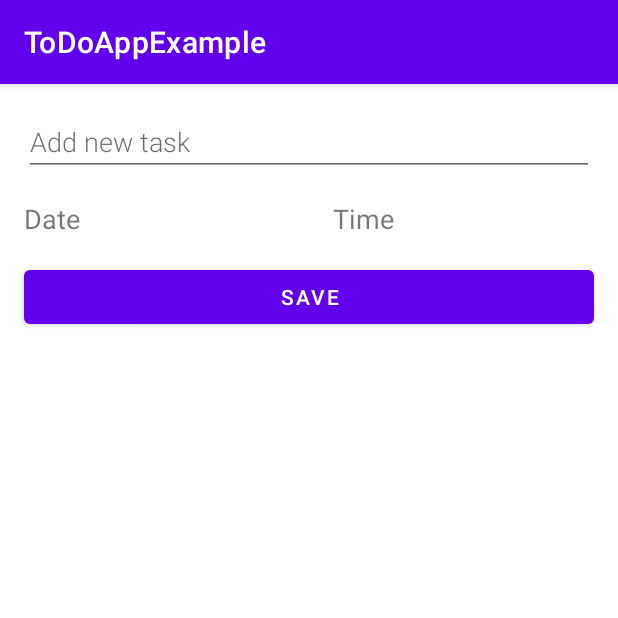
After one commit to liebersonsantos/ToDoAppExample, an Android app: the AddTaskFragment screen opened through its navigation route, on a phone screen of 412 x 824 dp, the top half of it. The commit adds this screen. Run offline under Robolectric (Android 15) with nearby library versions, the phone set to English and light mode, and no system bars; our stand-ins replace Dagger/Hilt's generated code, Timber; 1 statement that could not run was skipped.

Commit message:
notification - datePicker

```diff
--- a/app/build.gradle
+++ b/app/build.gradle
@@ -104,6 +104,8 @@ dependencies {
     // ThreeTenABP
     implementation 'com.jakewharton.threetenabp:threetenabp:1.2.1'
 
+    implementation "androidx.work:work-runtime-ktx:2.4.0"
+
     def paging_version = "2.1.2"
     implementation "androidx.paging:paging-runtime-ktx:$paging_version"
 
--- a/app/src/main/java/br/com/liebersonsantos/todoappexample/data/db/TaskDao.kt
+++ b/app/src/main/java/br/com/liebersonsantos/todoappexample/data/db/TaskDao.kt
@@ -12,7 +12,7 @@ import br.com.liebersonsantos.todoappexample.data.model.Task
 interface TaskDao {
 
     @Insert(onConflict = OnConflictStrategy.REPLACE)
-    suspend fun insert(task: Task)
+    suspend fun insert(task: Task): Long
 
     @Query("SELECT * FROM task_table ORDER BY name ASC")
     fun getAllTasks(): LiveData<List<Task>>
--- a/app/src/main/java/br/com/liebersonsantos/todoappexample/data/db/repository/DbRepository.kt
+++ b/app/src/main/java/br/com/liebersonsantos/todoappexample/data/db/repository/DbRepository.kt
@@ -8,7 +8,7 @@ import br.com.liebersonsantos.todoappexample.data.model.Task
  * @author lieberson.xsantos@gmail.com
  */
 interface DbRepository {
-    suspend fun insert(task: Task)
+    suspend fun insert(task: Task): Long
     fun getAllTasks(): LiveData<List<Task>>
     fun getTaskById(id: Int): LiveData<Task>
     fun getAllTasksOrderByDate(): LiveData<List<Task>>
--- a/app/src/main/java/br/com/liebersonsantos/todoappexample/data/db/repository/DbRepositoryImpl.kt
+++ b/app/src/main/java/br/com/liebersonsantos/todoappexample/data/db/repository/DbRepositoryImpl.kt
@@ -10,7 +10,7 @@ import javax.inject.Inject
  * @author lieberson.xsantos@gmail.com
  */
 class DbRepositoryImpl @Inject constructor(private val taskDao: TaskDao): DbRepository {
-    override suspend fun insert(task: Task) = taskDao.insert(task)
+    override suspend fun insert(task: Task): Long = taskDao.insert(task)
     override fun getAllTasks(): LiveData<List<Task>> = taskDao.getAllTasks()
     override fun getTaskById(id: Int): LiveData<Task> = taskDao.getTaskById(id)
     override fun getAllTasksOrderByDate(): LiveData<List<Task>> = taskDao.getAllTasksOrderByDate()
--- a/app/src/main/java/br/com/liebersonsantos/todoappexample/data/model/Task.kt
+++ b/app/src/main/java/br/com/liebersonsantos/todoappexample/data/model/Task.kt
@@ -12,7 +12,7 @@ import org.threeten.bp.OffsetDateTime
 @Entity(tableName = "task_table")
 data class Task(
     @PrimaryKey(autoGenerate = true)
-    val id: Int = 0,
+    val id: Long = 0,
     val name: String,
     val date: OffsetDateTime? = null,
     val status: String = Status.TODO.name
--- /dev/null
+++ b/app/src/main/java/br/com/liebersonsantos/todoappexample/data/model/TaskDate.kt
@@ -0,0 +1,19 @@
+package br.com.liebersonsantos.todoappexample.data.model
+
+/**
+ * Created by lieberson on 9/1/21.
+ * @author lieberson.xsantos@gmail.com
+ */
+data class TaskDate(
+    val day: Int = 0,
+    val month: Int = 0,
+    val year: Int = 0,
+    val hour: Int = 0,
+    val minute: Int = 0
+) {
+    fun isDateReady(): Boolean = day != 0 && month != 0 && year != 0
+
+    fun isTimeReady(): Boolean = hour != 0
+
+    fun getDateTimeSet(): String = "$day/$month/$year - $hour:$minute"
+}
--- a/app/src/main/java/br/com/liebersonsantos/todoappexample/domain/usecase/usecasedb/insertusecase/InsertUseCaseDb.kt
+++ b/app/src/main/java/br/com/liebersonsantos/todoappexample/domain/usecase/usecasedb/insertusecase/InsertUseCaseDb.kt
@@ -7,5 +7,5 @@ import br.com.liebersonsantos.todoappexample.data.model.Task
  * @author lieberson.xsantos@gmail.com
  */
 interface InsertUseCaseDb {
-    suspend operator fun invoke(task: Task)
+    suspend operator fun invoke(task: Task): Long
 }
--- a/app/src/main/java/br/com/liebersonsantos/todoappexample/domain/usecase/usecasedb/insertusecase/InsertUseCaseDbImpl.kt
+++ b/app/src/main/java/br/com/liebersonsantos/todoappexample/domain/usecase/usecasedb/insertusecase/InsertUseCaseDbImpl.kt
@@ -10,5 +10,5 @@ import javax.inject.Inject
  */
 class InsertUseCaseDbImpl @Inject constructor(private val dbRepository: DbRepository):
     InsertUseCaseDb {
-    override suspend fun invoke(task: Task) = dbRepository.insert(task)
+    override suspend fun invoke(task: Task): Long  = dbRepository.insert(task)
 }
--- /dev/null
+++ b/app/src/main/java/br/com/liebersonsantos/todoappexample/ui/fragment/addtaskfragment/AddTaskFragment.kt
@@ -0,0 +1,141 @@
+package br.com.liebersonsantos.todoappexample.ui.fragment.addtaskfragment
+
+import android.app.DatePickerDialog
+import android.app.TimePickerDialog
+import android.os.Bundle
+import android.view.LayoutInflater
+import android.view.View
+import android.view.ViewGroup
+import android.widget.DatePicker
+import android.widget.TimePicker
+import androidx.fragment.app.DialogFragment
+import androidx.fragment.app.Fragment
+import androidx.fragment.app.viewModels
+import androidx.work.Data
+import androidx.work.OneTimeWorkRequest
+import androidx.work.WorkManager
+import br.com.liebersonsantos.todoappexample.R
+import br.com.liebersonsantos.todoappexample.data.model.Task
+import br.com.liebersonsantos.todoappexample.data.model.TaskDate
+import br.com.liebersonsantos.todoappexample.databinding.FragmentAddTaskBinding
+import br.com.liebersonsantos.todoappexample.job.NotificationWorkManager
+import br.com.liebersonsantos.todoappexample.ui.fragment.addtaskfragment.viewmodel.AddTaskViewModel
+import br.com.liebersonsantos.todoappexample.ui.fragment.picker.DatePickerFragment
+import br.com.liebersonsantos.todoappexample.ui.fragment.picker.TimePickerFragment
+import com.google.android.material.snackbar.Snackbar
+import dagger.hilt.android.AndroidEntryPoint
+import org.threeten.bp.OffsetDateTime
+import org.threeten.bp.temporal.ChronoUnit
+import java.util.concurrent.TimeUnit
+
+const val TIME_PICKER = "TIME_PICKER"
+const val DATE_PICKER = "DATE_PICKER"
+const val TASK_NAME = "TASK_NAME"
+const val TASK_ID = "TASK_ID"
+
+@AndroidEntryPoint
+class AddTaskFragment : Fragment(), DatePickerDialog.OnDateSetListener,
+    TimePickerDialog.OnTimeSetListener {
+
+    private lateinit var binding: FragmentAddTaskBinding
+    private val viewModel: AddTaskViewModel by viewModels()
+    private var taskDate = TaskDate()
+    private lateinit var task: Task
+
+    private val workManager = WorkManager.getInstance(requireContext())
+
+    override fun onCreateView(
+        inflater: LayoutInflater, container: ViewGroup?,
+        savedInstanceState: Bundle?
+    ): View {
+        binding = FragmentAddTaskBinding.inflate(inflater, container, false)
+        return binding.root
+    }
+
+    override fun onViewCreated(view: View, savedInstanceState: Bundle?) {
+        super.onViewCreated(view, savedInstanceState)
+        setListener()
+
+        viewModel.insert.observe(viewLifecycleOwner){ taskId ->
+            if (taskDate.isDateReady() && taskDate.isTimeReady()) {
+
+            }
+        }
+
+
+    }
+
+    private fun setListener() {
+        binding.btnTaskNewSave.setOnClickListener {
+            val name = binding.edtTaskNewName.text.toString()
+            if (name.isNotEmpty()) {
+                task = Task(name = name, date = setTaskDateTime(taskDate))
+                viewModel.addTask(task)
+            } else {
+                Snackbar.make(
+                    binding.edtTaskNewName, getString(R.string.name_required),
+                    Snackbar.LENGTH_LONG
+                ).show()
+            }
+        }
+
+        binding.txtTaskNewDate.setOnClickListener {
+            datePickerDialog()
+        }
+
+        binding.txtTaskNewTime.setOnClickListener {
+            timePickerDialog()
+        }
+    }
+
+    private fun timePickerDialog() {
+        val newFragment: DialogFragment = TimePickerFragment.newInstance(this)
+        newFragment.show(parentFragmentManager, TIME_PICKER)
+    }
+
+    private fun datePickerDialog() {
+        val newFragment: DialogFragment = DatePickerFragment.newInstance(this)
+        newFragment.show(parentFragmentManager, DATE_PICKER)
+    }
+
+    private fun workManager(task: Task) {
+        val timeTilFuture = ChronoUnit.MILLIS.between(OffsetDateTime.now(), task.date)
+        val data = Data.Builder()
+        data.putString(TASK_NAME, task.name)
+        data.putLong(TASK_ID, task.id)
+
+        val workRequest = OneTimeWorkRequest.Builder(NotificationWorkManager::class.java)
+            .setInitialDelay(timeTilFuture, TimeUnit.MILLISECONDS)
+            .setInputData(data.build())
+            .addTag(task.id.toString())
+            .build()
+
+        workManager.enqueue(workRequest)
+    }
+
+    private fun setTaskDateTime(taskDate: TaskDate): OffsetDateTime? {
+        return taskDate.takeIf {
+            it.isTimeReady() && it.isDateReady() }?.let {
+            OffsetDateTime.of(
+                it.year,
+                it.month,
+                it.day,
+                it.hour,
+                it.minute,
+                0,
+                0,
+                OffsetDateTime.now().offset
+            )
+        }
+    }
+
+    override fun onDateSet(view: DatePicker?, year: Int, month: Int, dayOfMonth: Int) {
+        taskDate = taskDate.copy(day = dayOfMonth, month = month + 1, year = year)
+        binding.txtTaskNewDate.text = "$dayOfMonth/${this.taskDate.month}/$year"
+    }
+
+    override fun onTimeSet(view: TimePicker?, hourOfDay: Int, minute: Int) {
+        taskDate = taskDate.copy(minute = minute, hour = hourOfDay)
+        binding.txtTaskNewTime.text = "$hourOfDay:$minute"
+    }
+}
--- /dev/null
+++ b/app/src/main/java/br/com/liebersonsantos/todoappexample/ui/fragment/addtaskfragment/viewmodel/AddTaskViewModel.kt
@@ -0,0 +1,46 @@
+package br.com.liebersonsantos.todoappexample.ui.fragment.addtaskfragment.viewmodel
+
+import androidx.lifecycle.LiveData
+import androidx.lifecycle.MutableLiveData
+import androidx.lifecycle.ViewModel
+import androidx.lifecycle.viewModelScope
+import br.com.liebersonsantos.todoappexample.data.model.Task
+import br.com.liebersonsantos.todoappexample.domain.usecase.usecasedb.insertusecase.InsertUseCaseDb
+import dagger.hilt.android.lifecycle.HiltViewModel
+import kotlinx.coroutines.CoroutineDispatcher
+import kotlinx.coroutines.launch
+import kotlinx.coroutines.withContext
+import timber.log.Timber
+import javax.inject.Inject
+import javax.inject.Named
+
+/**
+ * Created by lieberson on 9/1/21.
+ * @author lieberson.xsantos@gmail.com
+ */
+@HiltViewModel
+class AddTaskViewModel @Inject constructor(
+    @Named("io") private val ioDispatcher: CoroutineDispatcher,
+    private val insertUseCase: InsertUseCaseDb
+): ViewModel() {
+
+    private val _insert = MutableLiveData<Long>()
+    val insert: LiveData<Long>
+    get() = _insert
+
+    fun addTask(task: Task){
+        viewModelScope.launch {
+            try {
+                val taskId = withContext(ioDispatcher){
+                    insertUseCase.invoke(task)
+                }
+
+                _insert.value = taskId
+            }catch (e: Exception){
+                Timber.e(e)
+            }
+        }
+    }
+
+
+}
--- a/app/src/main/java/br/com/liebersonsantos/todoappexample/ui/fragment/homefragment/HomeFragment.kt
+++ b/app/src/main/java/br/com/liebersonsantos/todoappexample/ui/fragment/homefragment/HomeFragment.kt
@@ -1,32 +1,67 @@
 package br.com.liebersonsantos.todoappexample.ui.fragment.homefragment
 
 import android.os.Bundle
-import androidx.fragment.app.Fragment
 import android.view.LayoutInflater
 import android.view.View
 import android.view.ViewGroup
+import androidx.fragment.app.Fragment
 import androidx.fragment.app.viewModels
+import androidx.navigation.fragment.findNavController
+import br.com.liebersonsantos.todoappexample.R
 import br.com.liebersonsantos.todoappexample.databinding.FragmentHomeBinding
+import br.com.liebersonsantos.todoappexample.ui.fragment.homefragment.adapter.HomeAdapter
 import br.com.liebersonsantos.todoappexample.ui.fragment.homefragment.viewmodel.HomeViewModel
+import dagger.hilt.android.AndroidEntryPoint
+import timber.log.Timber
 
+@AndroidEntryPoint
 class HomeFragment : Fragment() {
 
     private lateinit var binding: FragmentHomeBinding
+    private lateinit var homeAdapter: HomeAdapter
     private val viewModel: HomeViewModel by viewModels()
 
     override fun onCreateView(
         inflater: LayoutInflater, container: ViewGroup?,
         savedInstanceState: Bundle?
-    ): View? {
+    ): View {
         binding = FragmentHomeBinding.inflate(inflater, container, false)
         return binding.root
     }
 
     override fun onViewCreated(view: View, savedInstanceState: Bundle?) {
         super.onViewCreated(view, savedInstanceState)
-
-
-
+        setAdapter()
+        setRecyclerView()
+        observeVMEvents()
+        addTask()
 
     }
+
+    private fun observeVMEvents(){
+        viewModel.allTasks.observe(viewLifecycleOwner){ tasks ->
+            Timber.tag("LIST").i(tasks.toString())
+            homeAdapter.submitList(tasks)
+        }
+    }
+
+    private fun setRecyclerView(){
+        binding.rvTaskList.run {
+            setHasFixedSize(true)
+            adapter = homeAdapter
+        }
+    }
+
+    private fun setAdapter(){
+        homeAdapter = HomeAdapter { task ->
+
+        }
+    }
+
+    private fun addTask() {
+        binding.fabAddTask.setOnClickListener {
+            findNavController()
+                .navigate(R.id.action_homeFragment_to_addTaskFragment)
+        }
+    }
 }
--- a/app/src/main/java/br/com/liebersonsantos/todoappexample/ui/fragment/homefragment/viewmodel/HomeViewModel.kt
+++ b/app/src/main/java/br/com/liebersonsantos/todoappexample/ui/fragment/homefragment/viewmodel/HomeViewModel.kt
@@ -4,11 +4,13 @@ import androidx.lifecycle.LiveData
 import androidx.lifecycle.ViewModel
 import androidx.lifecycle.viewModelScope
 import br.com.liebersonsantos.todoappexample.data.model.Task
-import br.com.liebersonsantos.todoappexample.domain.usecase.usecasedb.gettasksusecase.GetTaskUseCaseImpl
-import br.com.liebersonsantos.todoappexample.domain.usecase.usecasedb.insertusecase.InsertUseCaseDbImpl
+import br.com.liebersonsantos.todoappexample.domain.usecase.usecasedb.gettasksusecase.GetTaskUseCaseDb
+import br.com.liebersonsantos.todoappexample.domain.usecase.usecasedb.insertusecase.InsertUseCaseDb
 import dagger.hilt.android.lifecycle.HiltViewModel
 import kotlinx.coroutines.CoroutineDispatcher
 import kotlinx.coroutines.launch
+import kotlinx.coroutines.withContext
+import timber.log.Timber
 import javax.inject.Inject
 import javax.inject.Named
 
@@ -19,16 +21,9 @@ import javax.inject.Named
 @HiltViewModel
 class HomeViewModel @Inject constructor(
     @Named("io") private val ioDispatcher: CoroutineDispatcher,
-    private val insertUseCase: InsertUseCaseDbImpl,
-    private val getTaskUseCaseDb: GetTaskUseCaseImpl
+    private val getTaskUseCaseDb: GetTaskUseCaseDb
 ): ViewModel() {
 
     val allTasks: LiveData<List<Task>> = getTaskUseCaseDb.invoke()
 
-    fun addTask(task: Task){
-        viewModelScope.launch {
-            insertUseCase.invoke(task)
-        }
-    }
-
 }
--- /dev/null
+++ b/app/src/main/res/drawable/ic_notification.xml
@@ -0,0 +1,5 @@
+<vector android:height="24dp" android:tint="#FFFFFF"
+    android:viewportHeight="24" android:viewportWidth="24"
+    android:width="24dp" xmlns:android="http://schemas.android.com/apk/res/android">
+    <path android:fillColor="@android:color/white" android:pathData="M22,5.72l-4.6,-3.86 -1.29,1.53 4.6,3.86L22,5.72zM7.88,3.39L6.6,1.86 2,5.71l1.29,1.53 4.59,-3.85zM12.5,8L11,8v6l4.75,2.85 0.75,-1.23 -4,-2.37L12.5,8zM12,4c-4.97,0 -9,4.03 -9,9s4.02,9 9,9c4.97,0 9,-4.03 9,-9s-4.03,-9 -9,-9zM12,20c-3.87,0 -7,-3.13 -7,-7s3.13,-7 7,-7 7,3.13 7,7 -3.13,7 -7,7z"/>
+</vector>
--- /dev/null
+++ b/app/src/main/res/layout/fragment_add_task.xml
@@ -0,0 +1,62 @@
+<?xml version="1.0" encoding="utf-8"?>
+<androidx.constraintlayout.widget.ConstraintLayout
+    xmlns:android="http://schemas.android.com/apk/res/android"
+    xmlns:tools="http://schemas.android.com/tools"
+    android:layout_width="match_parent"
+    android:layout_height="match_parent"
+    xmlns:app="http://schemas.android.com/apk/res-auto"
+    tools:context=".ui.fragment.addtaskfragment.AddTaskFragment">
+
+    <EditText
+        android:id="@+id/edtTaskNewName"
+        android:layout_width="match_parent"
+        android:layout_height="wrap_content"
+        android:layout_marginStart="16dp"
+        android:layout_marginTop="16dp"
+        android:layout_marginEnd="16dp"
+        android:autofillHints="@string/add_task"
+        android:fontFamily="sans-serif-light"
+        android:hint="@string/add_task"
+        android:inputType="textAutoComplete"
+        android:textSize="18sp"
+        app:layout_constraintEnd_toEndOf="parent"
+        app:layout_constraintStart_toStartOf="parent"
+        app:layout_constraintTop_toTopOf="parent" />
+
+    <TextView
+        android:id="@+id/txtTaskNewTime"
+        android:layout_width="0dp"
+        android:layout_height="wrap_content"
+        android:layout_marginStart="16dp"
+        android:layout_marginTop="16dp"
+        android:layout_marginEnd="16dp"
+        android:text="@string/add_time"
+        android:textSize="18sp"
+        app:layout_constraintEnd_toEndOf="parent"
+        app:layout_constraintStart_toEndOf="@+id/txtTaskNewDate"
+        app:layout_constraintTop_toBottomOf="@id/edtTaskNewName" />
+
+    <TextView
+        android:id="@+id/txtTaskNewDate"
+        android:layout_width="0dp"
+        android:layout_height="wrap_content"
+        android:layout_marginStart="16dp"
+        android:layout_marginTop="16dp"
+        android:layout_marginEnd="16dp"
+        android:text="@string/add_date"
+        android:textSize="18sp"
+        app:layout_constraintEnd_toStartOf="@id/txtTaskNewTime"
+        app:layout_constraintStart_toStartOf="parent"
+        app:layout_constraintTop_toBottomOf="@id/edtTaskNewName" />
+
+    <Button
+        android:id="@+id/btnTaskNewSave"
+        android:layout_width="match_parent"
+        android:layout_height="wrap_content"
+        android:layout_margin="16dp"
+        android:text="@string/button_save"
+        app:layout_constraintEnd_toStartOf="parent"
+        app:layout_constraintStart_toStartOf="parent"
+        app:layout_constraintTop_toBottomOf="@id/txtTaskNewTime" />
+
+</androidx.constraintlayout.widget.ConstraintLayout>
--- a/app/src/main/res/navigation/nav_graph.xml
+++ b/app/src/main/res/navigation/nav_graph.xml
@@ -9,5 +9,14 @@
         android:id="@+id/homeFragment"
         android:name="br.com.liebersonsantos.todoappexample.ui.fragment.homefragment.HomeFragment"
         android:label="fragment_home"
-        tools:layout="@layout/fragment_home" />
+        tools:layout="@layout/fragment_home" >
+        <action
+            android:id="@+id/action_homeFragment_to_addTaskFragment"
+            app:destination="@id/addTaskFragment" />
+    </fragment>
+    <fragment
+        android:id="@+id/addTaskFragment"
+        android:name="br.com.liebersonsantos.todoappexample.ui.fragment.addtaskfragment.AddTaskFragment"
+        android:label="fragment_add_task"
+        tools:layout="@layout/fragment_add_task" />
 </navigation>
```
Also changed, not shown: app/src/main/java/br/com/liebersonsantos/todoappexample/job/NotificationUtil.kt (added, +62 -0 lines), app/src/main/java/br/com/liebersonsantos/todoappexample/job/NotificationWorkManager.kt (added, +24 -0 lines), app/src/main/java/br/com/liebersonsantos/todoappexample/ui/fragment/homefragment/adapter/HomeAdapter.kt (added, +58 -0 lines), app/src/main/java/br/com/liebersonsantos/todoappexample/ui/fragment/picker/DatePickerFragment.kt (added, +37 -0 lines), app/src/main/java/br/com/liebersonsantos/todoappexample/ui/fragment/picker/TimePickerFragment.kt (added, +36 -0 lines).
